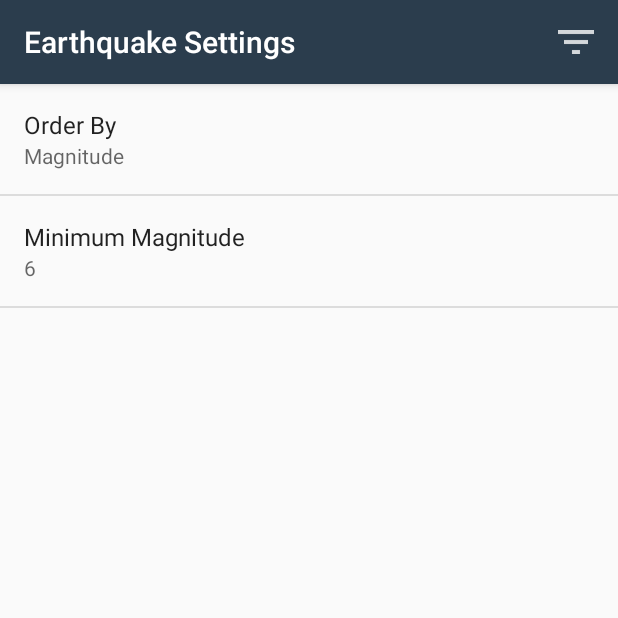
After one commit to Pujolsluis/udacityAndroidBasicCoursePract, an Android app: the SettingsActivity screen opened directly, with no data from a screen before it, on a phone screen of 412 x 824 dp, the top half of it. The commit adds this screen. Run offline under Robolectric (Android 15) with nearby library versions, the phone set to English and light mode, and no system bars.

Commit message:
ADD 'Created the Settings Activity, to allow the user to search Earthquakes with his preferences'

```diff
--- /dev/null
+++ b/Quake Report App/app/src/main/java/com/example/android/quakereport/SettingsActivity.java
@@ -0,0 +1,80 @@
+package com.example.android.quakereport;
+
+import android.content.Intent;
+import android.content.SharedPreferences;
+import android.os.Bundle;
+import android.preference.ListPreference;
+import android.preference.Preference;
+import android.preference.PreferenceFragment;
+import android.preference.PreferenceManager;
+import android.support.annotation.Nullable;
+import android.support.v7.app.AppCompatActivity;
+import android.view.Menu;
+import android.view.MenuItem;
+
+/**
+ * Created by Luis on 1/8/2017.
+ */
+
+public class SettingsActivity extends AppCompatActivity{
+
+    @Override
+    protected void onCreate(@Nullable Bundle savedInstanceState) {
+        super.onCreate(savedInstanceState);
+        setContentView(R.layout.settings_activity);
+    }
+
+    @Override
+    public boolean onCreateOptionsMenu(Menu menu) {
+        getMenuInflater().inflate(R.menu.main, menu);
+        return true;
+    }
+
+    @Override
+    public boolean onOptionsItemSelected(MenuItem item) {
+        int id = item.getItemId();
+        if (id == R.id.action_settings) {
+            Intent settingsIntent = new Intent(this, SettingsActivity.class);
+            startActivity(settingsIntent);
+            return true;
+        }
+        return super.onOptionsItemSelected(item);
+    }
+
+    public static class EarthquakePreferenceFragment extends PreferenceFragment implements Preference.OnPreferenceChangeListener {
+        @Override
+        public void onCreate(Bundle savedInstanceState) {
+            super.onCreate(savedInstanceState);
+            addPreferencesFromResource(R.xml.settings_main);
+
+            Preference minMagnitude = findPreference(getString(R.string.settings_min_magnitude_key));
+            bindPreferenceSummaryToValue(minMagnitude);
+
+            Preference orderBy = findPreference(getString(R.string.settings_order_by_key));
+            bindPreferenceSummaryToValue(orderBy);
+        }
+
+        @Override
+        public boolean onPreferenceChange(Preference preference, Object value) {
+            String stringValue = value.toString();
+            if (preference instanceof ListPreference) {
+                ListPreference listPreference = (ListPreference) preference;
+                int prefIndex = listPreference.findIndexOfValue(stringValue);
+                if (prefIndex >= 0) {
+                    CharSequence[] labels = listPreference.getEntries();
+                    preference.setSummary(labels[prefIndex]);
+                }
+            } else {
+                preference.setSummary(stringValue);
+            }
+            return true;
+        }
+
+        private void bindPreferenceSummaryToValue(Preference preference) {
+            preference.setOnPreferenceChangeListener(this);
+            SharedPreferences preferences = PreferenceManager.getDefaultSharedPreferences(preference.getContext());
+            String preferenceString = preferences.getString(preference.getKey(), "");
+            onPreferenceChange(preference, preferenceString);
+        }
+    }
+}
--- /dev/null
+++ b/Quake Report App/app/src/main/res/menu/main.xml
@@ -0,0 +1,14 @@
+<?xml version="1.0" encoding="utf-8"?>
+
+<menu android:id="@+id/menu"
+    xmlns:android="http://schemas.android.com/apk/res/android"
+    xmlns:app="http://schemas.android.com/apk/res-auto"
+    xmlns:tools="http://schemas.android.com/tools"
+    tools:context="com.example.android.quakereport.EarthquakeActivity">
+    <item
+        android:id="@+id/action_settings"
+        android:title="@string/settings_menu_item"
+        android:icon="@drawable/ic_filter_white"
+        android:orderInCategory="1"
+        app:showAsAction="ifRoom" />
+</menu>
--- /dev/null
+++ b/Quake Report App/app/src/main/res/values/arrays.xml
@@ -0,0 +1,12 @@
+<?xml version="1.0" encoding="utf-8"?>
+<resources>
+    <string-array name="settings_order_by_labels">
+        <item>@string/settings_order_by_magnitude_label</item>
+        <item>@string/settings_order_by_most_recent_label</item>
+    </string-array>
+
+    <string-array name="settings_order_by_values">
+        <item>@string/settings_order_by_magnitude_value</item>
+        <item>@string/settings_order_by_most_recent_value</item>
+    </string-array>
+</resources>
--- a/Quake Report App/app/src/main/res/values/strings.xml
+++ b/Quake Report App/app/src/main/res/values/strings.xml
@@ -18,4 +18,26 @@
     <!-- Text to display in the list when there are no earthquakes [CHAR LIMIT=NONE] -->
     <string name="no_earthquakes">No earthquakes found.</string>
     <string name="no_internet_connection">No Network Connection found.</string>
+    <!-- Settings Menu Item [CHAR LIMIT=NONE] -->
+    <string name="settings_menu_item">Settings</string>
+    <!-- Settings Activity Title [CHAR LIMIT=NONE] -->
+    <string name="settings_title">Earthquake Settings</string>
+
+    <!-- Strings For Minimum Magnitude Preference [CHAR LIMIT=30] -->
+    <string name="settings_min_magnitude_label">Minimum Magnitude</string>
+    <string name="settings_min_magnitude_key" translatable="false">min_magnitude</string>
+    <string name="settings_min_magnitude_default" translatable="false">6</string>
+
+    <!-- Strings For Order-By Preference [CHAR LIMIT=30] -->
+    <string name="settings_order_by_label">Order By</string>
+    <string name="settings_order_by_key" translatable="false">order_by</string>
+    <string name="settings_order_by_default" translatable="false">@string/settings_order_by_magnitude_value</string>
+
+    <!-- Label for order-by magnitude option [CHAR LIMIT=20] -->
+    <string name="settings_order_by_magnitude_label">Magnitude</string>
+    <string name="settings_order_by_magnitude_value" translatable="false">magnitude</string>
+
+    <!-- Label for order-by most recent option [CHAR LIMIT=20] -->
+    <string name="settings_order_by_most_recent_label">Most Recent</string>
+    <string name="settings_order_by_most_recent_value" translatable="false">time</string>
 </resources>
--- /dev/null
+++ b/Quake Report App/app/src/main/res/xml/settings_main.xml
@@ -0,0 +1,20 @@
+<?xml version="1.0" encoding="utf-8"?>
+<PreferenceScreen
+    xmlns:android="http://schemas.android.com/apk/res/android"
+    android:title="@string/settings_title">
+
+    <ListPreference
+        android:defaultValue="@string/settings_order_by_default"
+        android:entries="@array/settings_order_by_labels"
+        android:entryValues="@array/settings_order_by_values"
+        android:key="@string/settings_order_by_key"
+        android:title="@string/settings_order_by_label" />
+
+    <EditTextPreference
+        android:defaultValue="@string/settings_min_magnitude_default"
+        android:inputType="numberDecimal"
+        android:key="@string/settings_min_magnitude_key"
+        android:selectAllOnFocus="true"
+        android:title="@string/settings_min_magnitude_label" />
+
+</PreferenceScreen>
```
Also changed, not shown: Quake Report App/app/src/main/AndroidManifest.xml (+7 -0 lines), Quake Report App/app/src/main/java/com/example/android/quakereport/EarthquakeActivity.java (+41 -3 lines), Quake Report App/app/src/main/res/layout/settings_activity.xml (added, +9 -0 lines), Quake Report App/app/src/main/res/drawable-hdpi/ic_filter.png (added), Quake Report App/app/src/main/res/drawable-hdpi/ic_filter_white.png (added), Quake Report App/app/src/main/res/drawable-mdpi/ic_filter.png (added), Quake Report App/app/src/main/res/drawable-mdpi/ic_filter_white.png (added), Quake Report App/app/src/main/res/drawable-xhdpi/ic_filter.png (added), Quake Report App/app/src/main/res/drawable-xhdpi/ic_filter_white.png (added), Quake Report App/app/src/main/res/drawable-xxhdpi/ic_filter.png (added), Quake Report App/app/src/main/res/drawable-xxhdpi/ic_filter_white.png (added).
